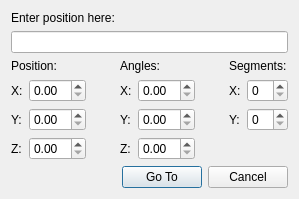
o3de/o3de, file Code/Sandbox/Editor/GotoPositionDlg.ui: the form before one commit.
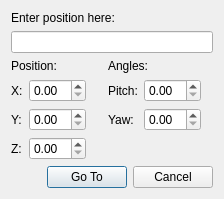
The form after the commit.

Commit message: add support for 'GoTo Position' to work with the new camera enabled

Patch:
```diff
--- a/Code/Sandbox/Editor/GotoPositionDlg.ui
+++ b/Code/Sandbox/Editor/GotoPositionDlg.ui
@@ -1,64 +1,56 @@
 <?xml version="1.0" encoding="UTF-8"?>
 <ui version="4.0">
- <class>GotoPositionDlg</class>
- <widget class="QDialog" name="GotoPositionDlg">
+ <class>GotoPositionDialog</class>
+ <widget class="QDialog" name="GotoPositionDialog">
   <property name="geometry">
    <rect>
     <x>0</x>
     <y>0</y>
-    <width>290</width>
-    <height>180</height>
+    <width>182</width>
+    <height>174</height>
    </rect>
   </property>
   <property name="windowTitle">
    <string>Go to Position</string>
   </property>
    <layout class="QVBoxLayout" name="verticalLayout">
+   <property name="spacing">
+    <number>6</number>
+   </property>
      <item>
-       <layout class="QGridLayout" name="gridLayout" columnstretch="0,1,0,0,1,0,0,1">
-         <item row="5" column="6" colspan="2">
-           <spacer name="horizontalSpacer">
-             <property name="orientation">
-               <enum>Qt::Horizontal</enum>
-             </property>
-             <property name="sizeHint" stdset="0">
-               <size>
-                 <width>40</width>
-                 <height>20</height>
-               </size>
-             </property>
-           </spacer>
-         </item>
-         <item row="3" column="2">
-           <spacer name="horizontalSpacer_2">
-             <property name="orientation">
-               <enum>Qt::Horizontal</enum>
-             </property>
-             <property name="sizeType">
-               <enum>QSizePolicy::Fixed</enum>
-             </property>
-             <property name="sizeHint" stdset="0">
-               <size>
-                 <width>22</width>
-                 <height>20</height>
-               </size>
-             </property>
-           </spacer>
+    <layout class="QGridLayout" name="gridLayout" columnstretch="0,0,0,0,0,0,0">
+     <property name="sizeConstraint">
+      <enum>QLayout::SetDefaultConstraint</enum>
+     </property>
+     <property name="horizontalSpacing">
+      <number>6</number>
+     </property>
+     <item row="2" column="3" colspan="2">
+      <widget class="QLabel" name="label_3">
+       <property name="text">
+        <string>Angles:</string>
+       </property>
+      </widget>
          </item>
          <item row="5" column="1">
            <widget class="QDoubleSpinBox" name="m_dymZ"/>
          </item>
-         <item row="4" column="1">
-           <widget class="QDoubleSpinBox" name="m_dymY"/>
-         </item>
          <item row="3" column="1">
            <widget class="QDoubleSpinBox" name="m_dymX"/>
          </item>
-         <item row="4" column="4">
-           <widget class="QDoubleSpinBox" name="m_dymAngleY"/>
-         </item>
-         <item row="3" column="4">
-           <widget class="QDoubleSpinBox" name="m_dymAngleX"/>
+     <item row="0" column="0" colspan="7">
+      <widget class="QLabel" name="label">
+       <property name="text">
+        <string>Enter position here:</string>
+       </property>
+      </widget>
+     </item>
+     <item row="2" column="0" colspan="2">
+      <widget class="QLabel" name="label_2">
+       <property name="text">
+        <string>Position:</string>
+       </property>
+      </widget>
          </item>
          <item row="5" column="0">
            <widget class="QLabel" name="label_8">
@@ -67,19 +59,45 @@
              </property>
            </widget>
          </item>
+     <item row="4" column="0">
+      <widget class="QLabel" name="label_6">
+       <property name="text">
+        <string>Y:</string>
+       </property>
+      </widget>
+     </item>
+     <item row="3" column="3">
+      <widget class="QLabel" name="label_5">
+       <property name="text">
+        <string>Pitch:</string>
+       </property>
+      </widget>
+     </item>
          <item row="4" column="3">
            <widget class="QLabel" name="label_7">
              <property name="text">
-               <string>Y:</string>
+        <string>Yaw:</string>
              </property>
            </widget>
          </item>
-         <item row="0" column="0" colspan="8">
-           <widget class="QLabel" name="label">
-             <property name="text">
-               <string>Enter position here:</string>
-             </property>
-           </widget>
+     <item row="3" column="2">
+      <spacer name="horizontalSpacer_2">
+       <property name="orientation">
+        <enum>Qt::Horizontal</enum>
+       </property>
+       <property name="sizeType">
+        <enum>QSizePolicy::Fixed</enum>
+       </property>
+       <property name="sizeHint" stdset="0">
+        <size>
+         <width>10</width>
+         <height>20</height>
+        </size>
+       </property>
+      </spacer>
+     </item>
+     <item row="4" column="4">
+      <widget class="QDoubleSpinBox" name="m_dymAngleYaw"/>
          </item>
          <item row="3" column="0">
            <widget class="QLabel" name="label_4">
@@ -88,93 +106,18 @@
              </property>
            </widget>
          </item>
-         <item row="1" column="0" colspan="8">
+     <item row="4" column="1">
+      <widget class="QDoubleSpinBox" name="m_dymY"/>
+     </item>
+     <item row="1" column="0" colspan="7">
            <widget class="QLineEdit" name="m_posEdit">
              <property name="alignment">
                <set>Qt::AlignLeading|Qt::AlignLeft|Qt::AlignVCenter</set>
              </property>
            </widget>
          </item>
-         <item row="2" column="0" colspan="2">
-           <widget class="QLabel" name="label_2">
-             <property name="text">
-               <string>Position:</string>
-             </property>
-           </widget>
-         </item>
-         <item row="3" column="3">
-           <widget class="QLabel" name="label_5">
-             <property name="text">
-               <string>X:</string>
-             </property>
-           </widget>
-         </item>
-         <item row="3" column="6">
-           <widget class="QLabel" name="m_labelSegX">
-             <property name="text">
-               <string>X:</string>
-             </property>
-           </widget>
-         </item>
-         <item row="5" column="4">
-           <widget class="QDoubleSpinBox" name="m_dymAngleZ"/>
-         </item>
-         <item row="4" column="0">
-           <widget class="QLabel" name="label_6">
-             <property name="text">
-               <string>Y:</string>
-             </property>
-           </widget>
-         </item>
-         <item row="4" column="6">
-           <widget class="QLabel" name="m_labelSegY">
-             <property name="text">
-               <string>Y:</string>
-             </property>
-           </widget>
-         </item>
-         <item row="5" column="3">
-           <widget class="QLabel" name="label_9">
-             <property name="text">
-               <string>Z:</string>
-             </property>
-           </widget>
-         </item>
-         <item row="3" column="5">
-           <spacer name="horizontalSpacer_3">
-             <property name="orientation">
-               <enum>Qt::Horizontal</enum>
-             </property>
-             <property name="sizeType">
-               <enum>QSizePolicy::Fixed</enum>
-             </property>
-             <property name="sizeHint" stdset="0">
-               <size>
-                 <width>22</width>
-                 <height>20</height>
-               </size>
-             </property>
-           </spacer>
-         </item>
-         <item row="2" column="3" colspan="2">
-           <widget class="QLabel" name="label_3">
-             <property name="text">
-               <string>Angles:</string>
-             </property>
-           </widget>
-         </item>
-         <item row="2" column="6" colspan="2">
-           <widget class="QLabel" name="m_labelSeg">
-             <property name="text">
-               <string>Segments:</string>
-             </property>
-           </widget>
-         </item>
-         <item row="3" column="7">
-           <widget class="QSpinBox" name="m_dymSegX"/>
-         </item>
-         <item row="4" column="7">
-           <widget class="QSpinBox" name="m_dymSegY"/>
+     <item row="3" column="4">
+      <widget class="QDoubleSpinBox" name="m_dymAnglePitch"/>
          </item>
        </layout>
      </item>
```
Left out of the diff: 11 changed lines with no effect on the pictures. Lines whose indentation alone changed are shown as unchanged. The commit also changes 9 other files.
